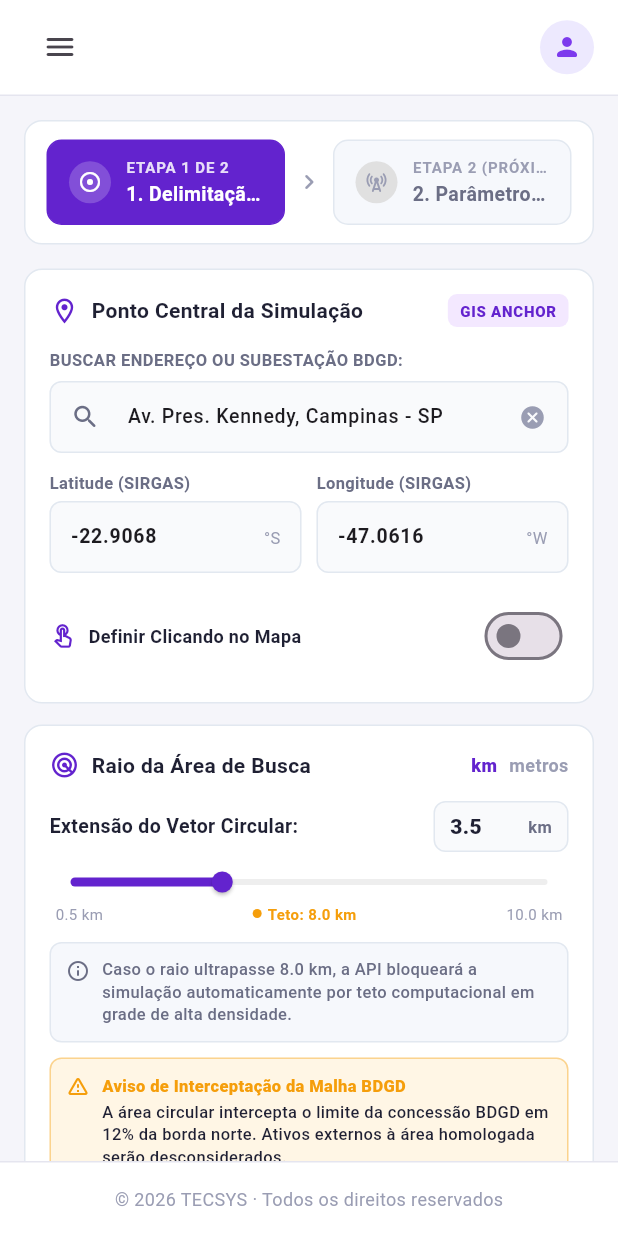
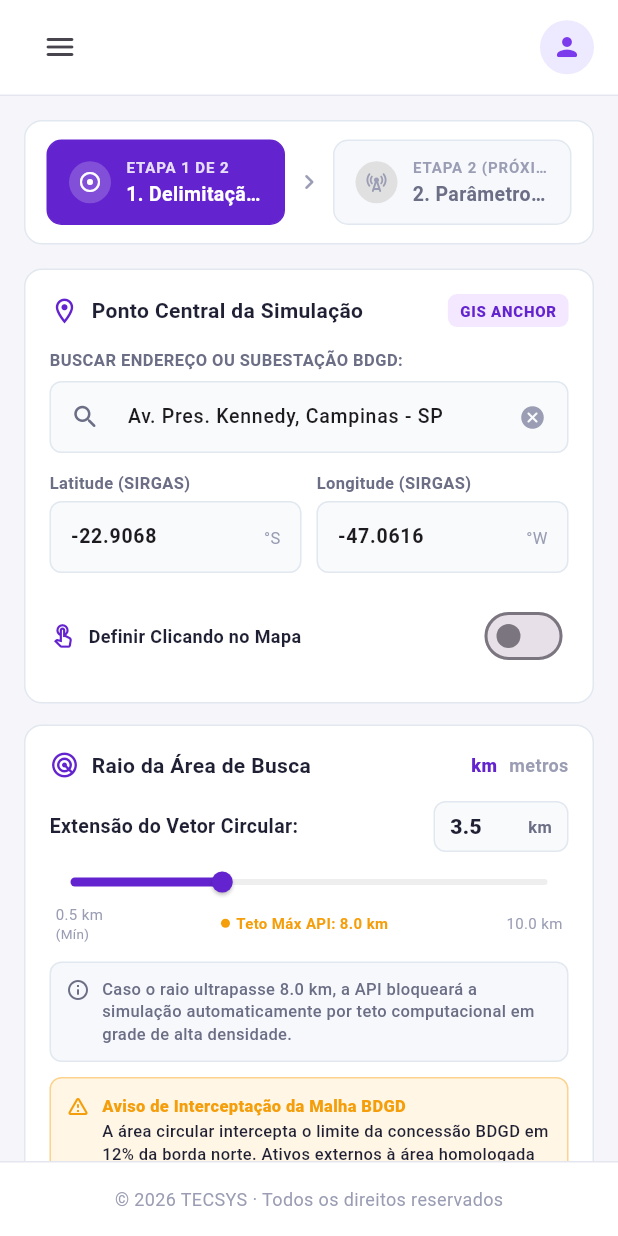
Before and after one commit to GeneSys-fatec/API-5DSM, a Flutter app: the AreaDelimitationScreen screen opened by its route, on a phone screen of 412 x 824 dp. Run offline on Flutter 3.47's test engine with Material 3 defaults, Android fonts, the phone set to English and light mode, and no system bars; our stand-ins replace file_picker, flutter_map, latlong2, shared_preferences; accounts and stored records are empty; Roboto replaces fonts that are missing (Segoe UI); statements that could not run were skipped.

Commit message:
refactor(SYS-22): alinhar rotulos de teto maximo da API e valor minimo

```diff
--- a/frontend/lib/features/scenario_config/presentation/widgets/search_radius_card.dart
+++ b/frontend/lib/features/scenario_config/presentation/widgets/search_radius_card.dart
@@ -117,7 +117,14 @@ class SearchRadiusCard extends StatelessWidget {
             child: Row(
               mainAxisAlignment: MainAxisAlignment.spaceBetween,
               children: [
-                const Text('0.5 km', style: TextStyle(fontSize: 10, color: AppColors.textMuted)),
+                const Column(
+                  crossAxisAlignment: CrossAxisAlignment.start,
+                  mainAxisSize: MainAxisSize.min,
+                  children: [
+                    Text('0.5 km', style: TextStyle(fontSize: 10, color: AppColors.textMuted)),
+                    Text('(Mín)', style: TextStyle(fontSize: 9, color: AppColors.textMuted)),
+                  ],
+                ),
                 Row(
                   mainAxisSize: MainAxisSize.min,
                   children: [
@@ -131,7 +138,7 @@ class SearchRadiusCard extends StatelessWidget {
                     ),
                     const SizedBox(width: 4),
                     const Text(
-                      'Teto: 8.0 km',
+                      'Teto Máx API: 8.0 km',
                       style: TextStyle(
                         fontSize: 10,
                         fontWeight: FontWeight.w700,
```
